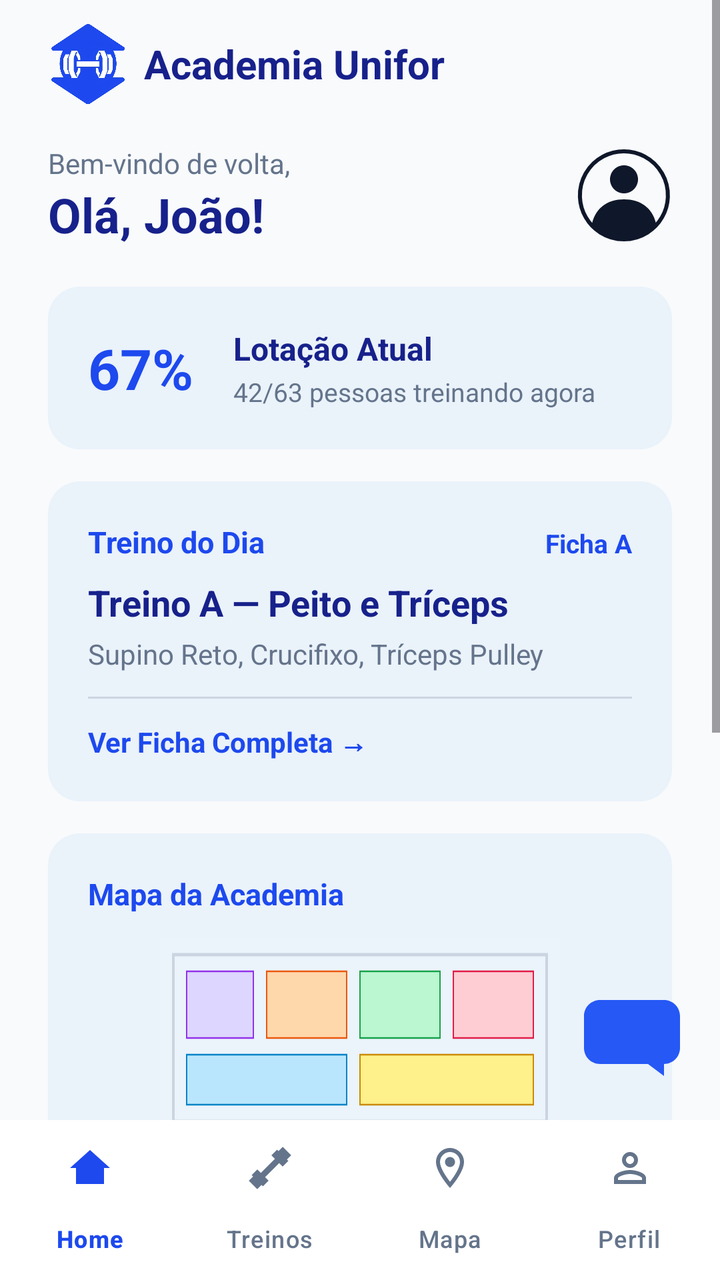
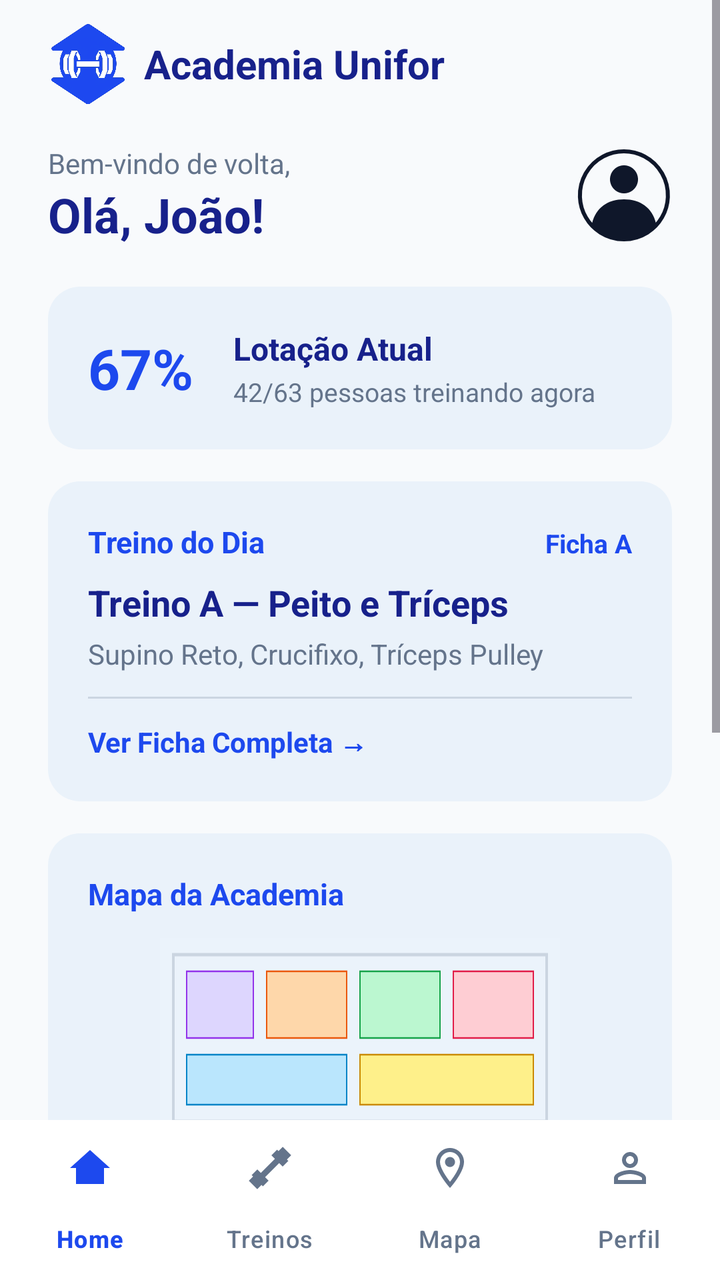

Before-and-after screenshots of an Android layout around one commit, followed by the original layout XML and the change that was made.
<!-- AndroidManifest.xml: application theme Theme.AcademiaUniforTelas1 -->
<!-- res/layout/activity_home_aluno.xml -->
<?xml version="1.0" encoding="utf-8"?>
<RelativeLayout xmlns:android="http://schemas.android.com/apk/res/android"
    xmlns:app="http://schemas.android.com/apk/res-auto"
    android:layout_width="match_parent"
    android:layout_height="match_parent"
    android:fitsSystemWindows="true"
    android:background="@color/background_white">

    <ViewFlipper
        android:id="@+id/viewFlipperAluno"
        android:layout_width="match_parent"
        android:layout_height="match_parent"
        android:layout_above="@id/bottomNav">

        
        <ScrollView
            android:layout_width="match_parent"
            android:layout_height="match_parent"
            android:fillViewport="true">

            <LinearLayout
                android:layout_width="match_parent"
                android:layout_height="wrap_content"
                android:orientation="vertical"
                android:paddingHorizontal="24dp"
                android:paddingVertical="12dp">

                <LinearLayout
                    android:layout_width="wrap_content"
                    android:layout_height="wrap_content"
                    android:gravity="center_vertical"
                    android:orientation="horizontal">
                    <ImageView
                        android:layout_width="40dp"
                        android:layout_height="40dp"
                        android:contentDescription="Logo"
                        android:src="@drawable/ic_academia_logo" />
                    <TextView
                        android:layout_width="wrap_content"
                        android:layout_height="wrap_content"
                        android:layout_marginStart="8dp"
                        android:text="Academia Unifor"
                        android:textColor="@color/dark_navy"
                        android:textSize="20sp"
                        android:textStyle="bold" />
                </LinearLayout>

                <LinearLayout
                    android:layout_width="match_parent"
                    android:layout_height="wrap_content"
                    android:layout_marginTop="20dp"
                    android:gravity="center_vertical"
                    android:orientation="horizontal">
                    <LinearLayout
                        android:layout_width="0dp"
                        android:layout_height="wrap_content"
                        android:layout_weight="1"
                        android:orientation="vertical">
                        <TextView
                            android:layout_width="wrap_content"
                            android:layout_height="wrap_content"
                            android:text="Bem-vindo de volta,"
                            android:textColor="@color/text_gray"
                            android:textSize="14sp" />
                        <TextView
                            android:layout_width="wrap_content"
                            android:layout_height="wrap_content"
                            android:text="Olá, João!"
                            android:textColor="@color/dark_navy"
                            android:textSize="24sp"
                            android:textStyle="bold" />
                    </LinearLayout>
                    <ImageView
                        android:layout_width="48dp"
                        android:layout_height="48dp"
                        android:contentDescription="Perfil"
                        android:src="@drawable/ic_avatar_bordered" />
                </LinearLayout>

                
                <LinearLayout
                    android:layout_width="match_parent"
                    android:layout_height="wrap_content"
                    android:layout_marginTop="20dp"
                    android:background="@drawable/bg_card_blue"
                    android:gravity="center_vertical"
                    android:orientation="horizontal"
                    android:padding="20dp">
                    <TextView
                        android:layout_width="wrap_content"
                        android:layout_height="wrap_content"
                        android:text="67%"
                        android:textColor="@color/primary_blue"
                        android:textSize="28sp"
                        android:textStyle="bold" />
                    <LinearLayout
                        android:layout_width="match_parent"
                        android:layout_height="wrap_content"
                        android:layout_marginStart="20dp"
                        android:orientation="vertical">
                        <TextView
                            android:layout_width="wrap_content"
                            android:layout_height="wrap_content"
                            android:text="Lotação Atual"
                            android:textColor="@color/dark_navy"
                            android:textSize="16sp"
                            android:textStyle="bold" />
                        <TextView
                            android:layout_width="wrap_content"
                            android:layout_height="wrap_content"
                            android:layout_marginTop="2dp"
                            android:text="42/63 pessoas treinando agora"
                            android:textColor="@color/text_gray"
                            android:textSize="13sp" />
                    </LinearLayout>
                </LinearLayout>

                
                <LinearLayout
                    android:layout_width="match_parent"
                    android:layout_height="wrap_content"
                    android:layout_marginTop="16dp"
                    android:background="@drawable/bg_card_blue"
                    android:orientation="vertical"
                    android:padding="20dp">
                    <LinearLayout
                        android:layout_width="match_parent"
                        android:layout_height="wrap_content"
                        android:orientation="horizontal">
                        <TextView
                            android:layout_width="0dp"
                            android:layout_height="wrap_content"
                            android:layout_weight="1"
                            android:text="Treino do Dia"
                            android:textColor="@color/primary_blue"
                            android:textSize="15sp"
                            android:textStyle="bold" />
                        <TextView
                            android:layout_width="wrap_content"
                            android:layout_height="wrap_content"
                            android:text="Ficha A"
                            android:textColor="@color/primary_blue"
                            android:textSize="13sp"
                            android:textStyle="bold" />
                    </LinearLayout>
                    <TextView
                        android:layout_width="wrap_content"
                        android:layout_height="wrap_content"
                        android:layout_marginTop="8dp"
                        android:text="Treino A — Peito e Tríceps"
                        android:textColor="@color/dark_navy"
                        android:textSize="18sp"
                        android:textStyle="bold" />
                    <TextView
                        android:layout_width="wrap_content"
                        android:layout_height="wrap_content"
                        android:layout_marginTop="4dp"
                        android:text="Supino Reto, Crucifixo, Tríceps Pulley"
                        android:textColor="@color/text_gray"
                        android:textSize="14sp" />
                    <View
                        android:layout_width="match_parent"
                        android:layout_height="1dp"
                        android:layout_marginVertical="12dp"
                        android:background="#CBD5E1" />
                    <TextView
                        android:id="@+id/btnVerFichaTreino1"
                        android:layout_width="wrap_content"
                        android:layout_height="wrap_content"
                        android:clickable="true"
                        android:focusable="true"
                        android:text="Ver Ficha Completa →"
                        android:textColor="@color/primary_blue"
                        android:textSize="14sp"
                        android:textStyle="bold" />
                </LinearLayout>

                
                <LinearLayout
                    android:layout_width="match_parent"
                    android:layout_height="wrap_content"
                    android:layout_marginTop="16dp"
                    android:background="@drawable/bg_card_blue"
                    android:orientation="vertical"
                    android:padding="20dp">
                    <TextView
                        android:layout_width="wrap_content"
                        android:layout_height="wrap_content"
                        android:text="Mapa da Academia"
                        android:textColor="@color/primary_blue"
                        android:textSize="15sp"
                        android:textStyle="bold" />
                    <ImageView
                        android:layout_width="match_parent"
                        android:layout_height="100dp"
                        android:layout_marginTop="12dp"
                        android:scaleType="fitCenter"
                        android:src="@drawable/ic_map_diagram" />
                    <TextView
                        android:layout_width="wrap_content"
                        android:layout_height="wrap_content"
                        android:layout_gravity="center_horizontal"
                        android:layout_marginTop="12dp"
                        android:text="Ver Minimapa"
                        android:textColor="@color/primary_blue"
                        android:textSize="14sp"
                        android:textStyle="bold" />
                </LinearLayout>

                
                <LinearLayout
                    android:layout_width="match_parent"
                    android:layout_height="wrap_content"
                    android:layout_marginTop="16dp"
                    android:background="@drawable/bg_card_blue"
                    android:orientation="vertical"
                    android:padding="20dp">
                    <LinearLayout
                        android:layout_width="match_parent"
                        android:layout_height="wrap_content"
                        android:orientation="horizontal">
                        <TextView
                            android:layout_width="0dp"
                            android:layout_height="wrap_content"
                            android:layout_weight="1"
                            android:text="Próximos Treinos"
                            android:textColor="@color/primary_blue"
                            android:textSize="15sp"
                            android:textStyle="bold" />
                        <TextView
                            android:layout_width="wrap_content"
                            android:layout_height="wrap_content"
                            android:text="Ficha A"
                            android:textColor="@color/primary_blue"
                            android:textSize="13sp"
                            android:textStyle="bold" />
                    </LinearLayout>
                    <TextView
                        android:layout_width="wrap_content"
                        android:layout_height="wrap_content"
                        android:layout_marginTop="8dp"
                        android:text="Treino B — Perna e Costas"
                        android:textColor="@color/dark_navy"
                        android:textSize="18sp"
                        android:textStyle="bold" />
                    <TextView
                        android:layout_width="wrap_content"
                        android:layout_height="wrap_content"
                        android:layout_marginTop="4dp"
                        android:text="Exercício 1, Exercício 2, Exercício 3, Exercício 4"
                        android:textColor="@color/text_gray"
                        android:textSize="14sp" />
                    <View
                        android:layout_width="match_parent"
                        android:layout_height="1dp"
                        android:layout_marginVertical="12dp"
                        android:background="#CBD5E1" />
                    <TextView
                        android:id="@+id/btnVerFichaTreino2"
                        android:layout_width="wrap_content"
                        android:layout_height="wrap_content"
                        android:text="Ver Ficha Completa →"
                        android:textColor="@color/primary_blue"
                        android:textSize="14sp"
                        android:textStyle="bold"
                        android:clickable="true"
                        android:focusable="true"/>
                </LinearLayout>

                <Space
                    android:layout_width="match_parent"
                    android:layout_height="32dp" />

            </LinearLayout>
        </ScrollView>

        
        <ScrollView
            android:layout_width="match_parent"
            android:layout_height="match_parent"
            android:fillViewport="true">
            <LinearLayout android:layout_width="match_parent" android:layout_height="wrap_content" android:orientation="vertical" android:paddingHorizontal="24dp" android:paddingVertical="16dp">
                <TextView android:layout_width="match_parent" android:layout_height="wrap_content" android:text="@string/minha_ficha_treino" android:textColor="#0F172A" android:textSize="22sp" android:textStyle="bold" />
                <TextView android:layout_width="match_parent" android:layout_height="wrap_content" android:layout_marginTop="4dp" android:text="@string/foco_treino" android:textColor="#64748B" android:textSize="14sp" />

                <LinearLayout android:layout_width="match_parent" android:layout_height="48dp" android:layout_marginTop="16dp" android:background="@drawable/bg_card_blue" android:gravity="center_vertical" android:orientation="horizontal" android:padding="4dp">
                    <TextView android:layout_width="0dp" android:layout_height="match_parent" android:layout_weight="1" android:background="@drawable/bg_pill_blue" android:gravity="center" android:text="Treino A" android:textColor="#FFFFFF" android:textSize="14sp" android:textStyle="bold" />
                    <TextView android:layout_width="0dp" android:layout_height="match_parent" android:layout_weight="1" android:gravity="center" android:text="Treino B" android:textColor="#2558F5" android:textSize="14sp" android:textStyle="bold" />
                    <TextView android:layout_width="0dp" android:layout_height="match_parent" android:layout_weight="1" android:gravity="center" android:text="Treino C" android:textColor="#2558F5" android:textSize="14sp" android:textStyle="bold" />
                </LinearLayout>

                <LinearLayout android:layout_width="match_parent" android:layout_height="wrap_content" android:layout_marginTop="16dp" android:background="@drawable/bg_card_blue" android:gravity="center_vertical" android:orientation="horizontal" android:padding="12dp">
                    <TextView android:layout_width="wrap_content" android:layout_height="wrap_content" android:text="ⓘ  Treino A — Peito e Tríceps" android:textColor="#0F172A" android:textSize="14sp" android:textStyle="bold" />
                </LinearLayout>

                <Button
                    android:id="@+id/btnIniciarTreino"
                    android:layout_width="match_parent"
                    android:layout_height="54dp"
                    android:layout_marginTop="16dp"
                    android:background="@drawable/bg_rounded_button"
                    android:text="Iniciar Treino"
                    android:textColor="#FFFFFF"
                    android:textSize="16sp"
                    android:textStyle="bold"
                    android:textAllCaps="false" />

                <LinearLayout android:layout_width="match_parent" android:layout_height="wrap_content" android:layout_marginTop="16dp" android:background="@drawable/bg_card_blue" android:orientation="horizontal" android:gravity="center_vertical" android:padding="16dp">
                    <TextView android:layout_width="0dp" android:layout_height="wrap_content" android:layout_weight="1" android:text="Supino Reto" android:textColor="#0F172A" android:textSize="16sp" android:textStyle="bold" />
                    <TextView android:layout_width="wrap_content" android:layout_height="wrap_content" android:background="@drawable/bg_badge" android:paddingHorizontal="10dp" android:paddingVertical="4dp" android:text="4×12" android:textColor="#2558F5" android:textSize="12sp" android:textStyle="bold" />
                    <TextView android:layout_width="wrap_content" android:layout_height="wrap_content" android:layout_marginStart="8dp" android:background="@drawable/bg_badge" android:paddingHorizontal="10dp" android:paddingVertical="4dp" android:text="60kg" android:textColor="#2558F5" android:textSize="12sp" android:textStyle="bold" />
                </LinearLayout>
                <LinearLayout android:layout_width="match_parent" android:layout_height="wrap_content" android:layout_marginTop="12dp" android:background="@drawable/bg_card_blue" android:orientation="horizontal" android:gravity="center_vertical" android:padding="16dp">
                    <TextView android:layout_width="0dp" android:layout_height="wrap_content" android:layout_weight="1" android:text="Supino Inclinado" android:textColor="#0F172A" android:textSize="16sp" android:textStyle="bold" />
                    <TextView android:layout_width="wrap_content" android:layout_height="wrap_content" android:background="@drawable/bg_badge" android:paddingHorizontal="10dp" android:paddingVertical="4dp" android:text="4×10" android:textColor="#2558F5" android:textSize="12sp" android:textStyle="bold" />
                    <TextView android:layout_width="wrap_content" android:layout_height="wrap_content" android:layout_marginStart="8dp" android:background="@drawable/bg_badge" android:paddingHorizontal="10dp" android:paddingVertical="4dp" android:text="50kg" android:textColor="#2558F5" android:textSize="12sp" android:textStyle="bold" />
                </LinearLayout>
                <LinearLayout android:layout_width="match_parent" android:layout_height="wrap_content" android:layout_marginTop="12dp" android:background="@drawable/bg_card_blue" android:orientation="horizontal" android:gravity="center_vertical" android:padding="16dp">
                    <TextView android:layout_width="0dp" android:layout_height="wrap_content" android:layout_weight="1" android:text="Crucifixo" android:textColor="#0F172A" android:textSize="16sp" android:textStyle="bold" />
                    <TextView android:layout_width="wrap_content" android:layout_height="wrap_content" android:background="@drawable/bg_badge" android:paddingHorizontal="10dp" android:paddingVertical="4dp" android:text="3×12" android:textColor="#2558F5" android:textSize="12sp" android:textStyle="bold" />
                    <TextView android:layout_width="wrap_content" android:layout_height="wrap_content" android:layout_marginStart="8dp" android:background="@drawable/bg_badge" android:paddingHorizontal="10dp" android:paddingVertical="4dp" android:text="16kg" android:textColor="#2558F5" android:textSize="12sp" android:textStyle="bold" />
                </LinearLayout>

                <Space android:layout_width="match_parent" android:layout_height="32dp" />
            </LinearLayout>
        </ScrollView>

        
        <LinearLayout
            android:layout_width="match_parent"
            android:layout_height="match_parent"
            android:gravity="center"
            android:orientation="vertical">
            <TextView
                android:layout_width="wrap_content"
                android:layout_height="wrap_content"
                android:text="Seção: Mapa\n(Em desenvolvimento...)"
                android:textAlignment="center"
                android:textColor="@color/text_gray"
                android:textSize="18sp" />
        </LinearLayout>

        
        <LinearLayout
            android:layout_width="match_parent"
            android:layout_height="match_parent"
            android:gravity="center"
            android:orientation="vertical">
            <TextView
                android:layout_width="wrap_content"
                android:layout_height="wrap_content"
                android:text="Seção: Perfil\n(Em desenvolvimento...)"
                android:textAlignment="center"
                android:textColor="@color/text_gray"
                android:textSize="18sp" />
        </LinearLayout>

    </ViewFlipper>

    
    <ImageView
        android:id="@+id/fabChat"
        android:layout_width="56dp"
        android:layout_height="56dp"
        android:layout_above="@id/bottomNav"
        android:layout_alignParentEnd="true"
        android:layout_marginEnd="16dp"
        android:layout_marginBottom="16dp"
        android:src="@drawable/ic_chat_fab"
        android:elevation="6dp"
        android:stateListAnimator="@null"
        android:contentDescription="Chat" />

    
    <com.google.android.material.bottomnavigation.BottomNavigationView
        android:id="@+id/bottomNav"
        android:layout_width="match_parent"
        android:layout_height="wrap_content"
        android:layout_alignParentBottom="true"
        android:background="#FFFFFF"
        app:itemIconTint="@color/nav_item_colors"
        app:itemTextColor="@color/nav_item_colors"
        app:menu="@menu/menu_bottom_nav"
        app:labelVisibilityMode="labeled"
        app:elevation="12dp" />

</RelativeLayout>
<!-- resources referenced by this layout -->
<resources>
  <color name="background_white">#F8FAFC</color>
  <color name="dark_navy">#17218B</color>
  <color name="primary_blue">#1D49EE</color>
  <color name="text_gray">#64748B</color>
  <!-- drawable bg_badge (drawable) -->
  <?xml version="1.0" encoding="utf-8"?>
  <shape xmlns:android="http://schemas.android.com/apk/res/android">
      <solid android:color="#F1F5F9" />
      <corners android:radius="8dp" />
  </shape>
  <!-- drawable bg_card_blue (drawable) -->
  <?xml version="1.0" encoding="utf-8"?>
  <shape xmlns:android="http://schemas.android.com/apk/res/android">
      <solid android:color="#EAF2FA" />
      <corners android:radius="16dp" />
  </shape>
  <!-- drawable bg_pill_blue (drawable) -->
  <?xml version="1.0" encoding="utf-8"?>
  <shape xmlns:android="http://schemas.android.com/apk/res/android">
      <solid android:color="#102A63" />
      <corners android:radius="28dp" />
  </shape>
  <!-- drawable bg_rounded_button (drawable) -->
  <?xml version="1.0" encoding="utf-8"?>
  <shape xmlns:android="http://schemas.android.com/apk/res/android">
      <solid android:color="#2558F5" />
      <corners android:radius="28dp" />
  </shape>
  <!-- drawable ic_avatar_bordered (drawable) -->
  <?xml version="1.0" encoding="utf-8"?>
  <vector xmlns:android="http://schemas.android.com/apk/res/android"
      android:width="48dp" android:height="48dp"
      android:viewportWidth="48" android:viewportHeight="48">
      <path android:strokeWidth="2" android:strokeColor="#0F172A" android:pathData="M24,2 A22,22 0 1,1 23.9,2 z"/>
      <path android:fillColor="#0F172A" android:pathData="M24,9 c-3.87,0 -7,3.13 -7,7 c0,3.87 3.13,7 7,7 c3.87,0 7,-3.13 7,-7 c0,-3.87 -3.13,-7 -7,-7 z"/>
      <path android:fillColor="#0F172A" android:pathData="M8,38 c2,-8 8,-12 16,-12 s14,4 16,12 c-3,5 -8,8 -16,8 s-13,-3 -16,-8 z"/>
  </vector>
  <!-- drawable ic_chat_fab (drawable) -->
  <?xml version="1.0" encoding="utf-8"?>
  <vector xmlns:android="http://schemas.android.com/apk/res/android"
      android:width="56dp" android:height="56dp"
      android:viewportWidth="56" android:viewportHeight="56">
      <path android:fillColor="#2558F5" android:pathData="M12,12 h32 c4.4,0 8,3.6 8,8 v16 c0,4.4 -3.6,8 -8,8 v6 l-8,-6 h-24 c-4.4,0 -8,-3.6 -8,-8 v-16 c0,-4.4 3.6,-8 8,-8 z" />
  </vector>
  <string name="foco_treino">Foco do Treino</string>
  <string name="minha_ficha_treino">Minha Ficha de Treino</string>
  <style name="Theme.AcademiaUniforTelas1" parent="Base.Theme.AcademiaUniforTelas1" />
  <style name="Base.Theme.AcademiaUniforTelas1" parent="Theme.Material3.DayNight.NoActionBar">
          <item name="colorPrimary">@color/primary_blue</item>
          <item name="colorAccent">@color/primary_blue</item>
          <item name="materialButtonStyle">@style/Widget.Material3.Button</item>
      </style>
  <!-- unchanged entries left out for length: 2 -->
</resources>

<!-- the commit's change to res/layout/activity_home_aluno.xml (unified diff, before → after) -->
@@ -319,6 +319,16 @@
                     <TextView android:layout_width="0dp" android:layout_height="wrap_content" android:layout_weight="1" android:text="Crucifixo" android:textColor="#0F172A" android:textSize="16sp" android:textStyle="bold" />
                     <TextView android:layout_width="wrap_content" android:layout_height="wrap_content" android:background="@drawable/bg_badge" android:paddingHorizontal="10dp" android:paddingVertical="4dp" android:text="3×12" android:textColor="#2558F5" android:textSize="12sp" android:textStyle="bold" />
                     <TextView android:layout_width="wrap_content" android:layout_height="wrap_content" android:layout_marginStart="8dp" android:background="@drawable/bg_badge" android:paddingHorizontal="10dp" android:paddingVertical="4dp" android:text="16kg" android:textColor="#2558F5" android:textSize="12sp" android:textStyle="bold" />
+                </LinearLayout>
+                <LinearLayout android:layout_width="match_parent" android:layout_height="wrap_content" android:layout_marginTop="12dp" android:background="@drawable/bg_card_blue" android:orientation="horizontal" android:gravity="center_vertical" android:padding="16dp">
+                    <TextView android:layout_width="0dp" android:layout_height="wrap_content" android:layout_weight="1" android:text="Tríceps Pulley" android:textColor="#0F172A" android:textSize="16sp" android:textStyle="bold" />
+                    <TextView android:layout_width="wrap_content" android:layout_height="wrap_content" android:background="@drawable/bg_badge" android:paddingHorizontal="10dp" android:paddingVertical="4dp" android:text="4×12" android:textColor="#2558F5" android:textSize="12sp" android:textStyle="bold" />
+                    <TextView android:layout_width="wrap_content" android:layout_height="wrap_content" android:layout_marginStart="8dp" android:background="@drawable/bg_badge" android:paddingHorizontal="10dp" android:paddingVertical="4dp" android:text="35kg" android:textColor="#2558F5" android:textSize="12sp" android:textStyle="bold" />
+                </LinearLayout>
+                <LinearLayout android:layout_width="match_parent" android:layout_height="wrap_content" android:layout_marginTop="12dp" android:background="@drawable/bg_card_blue" android:orientation="horizontal" android:gravity="center_vertical" android:padding="16dp">
+                    <TextView android:layout_width="0dp" android:layout_height="wrap_content" android:layout_weight="1" android:text="Tríceps Francês" android:textColor="#0F172A" android:textSize="16sp" android:textStyle="bold" />
+                    <TextView android:layout_width="wrap_content" android:layout_height="wrap_content" android:background="@drawable/bg_badge" android:paddingHorizontal="10dp" android:paddingVertical="4dp" android:text="3×12" android:textColor="#2558F5" android:textSize="12sp" android:textStyle="bold" />
+                    <TextView android:layout_width="wrap_content" android:layout_height="wrap_content" android:layout_marginStart="8dp" android:background="@drawable/bg_badge" android:paddingHorizontal="10dp" android:paddingVertical="4dp" android:text="14kg" android:textColor="#2558F5" android:textSize="12sp" android:textStyle="bold" />
                 </LinearLayout>
 
                 <Space android:layout_width="match_parent" android:layout_height="32dp" />
@@ -358,20 +368,6 @@
     </ViewFlipper>
 
     
-    <ImageView
-        android:id="@+id/fabChat"
-        android:layout_width="56dp"
-        android:layout_height="56dp"
-        android:layout_above="@id/bottomNav"
-        android:layout_alignParentEnd="true"
-        android:layout_marginEnd="16dp"
-        android:layout_marginBottom="16dp"
-        android:src="@drawable/ic_chat_fab"
-        android:elevation="6dp"
-        android:stateListAnimator="@null"
-        android:contentDescription="Chat" />
-
-    
     <com.google.android.material.bottomnavigation.BottomNavigationView
         android:id="@+id/bottomNav"
         android:layout_width="match_parent"
<!-- resource entries referenced after the edit -->
@@ -37,13 +37,6 @@
       <path android:fillColor="#0F172A" android:pathData="M24,9 c-3.87,0 -7,3.13 -7,7 c0,3.87 3.13,7 7,7 c3.87,0 7,-3.13 7,-7 c0,-3.87 -3.13,-7 -7,-7 z"/>
       <path android:fillColor="#0F172A" android:pathData="M8,38 c2,-8 8,-12 16,-12 s14,4 16,12 c-3,5 -8,8 -16,8 s-13,-3 -16,-8 z"/>
   </vector>
-  <!-- drawable ic_chat_fab (drawable) -->
-  <?xml version="1.0" encoding="utf-8"?>
-  <vector xmlns:android="http://schemas.android.com/apk/res/android"
-      android:width="56dp" android:height="56dp"
-      android:viewportWidth="56" android:viewportHeight="56">
-      <path android:fillColor="#2558F5" android:pathData="M12,12 h32 c4.4,0 8,3.6 8,8 v16 c0,4.4 -3.6,8 -8,8 v6 l-8,-6 h-24 c-4.4,0 -8,-3.6 -8,-8 v-16 c0,-4.4 3.6,-8 8,-8 z" />
-  </vector>
   <string name="foco_treino">Foco do Treino</string>
   <string name="minha_ficha_treino">Minha Ficha de Treino</string>
   <style name="Theme.AcademiaUniforTelas1" parent="Base.Theme.AcademiaUniforTelas1" />
